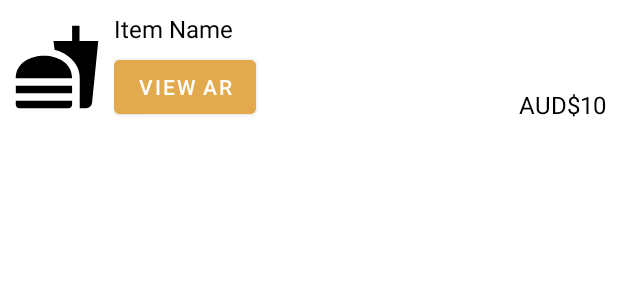
After one commit to a1791578/MCSP-A2-project, an Android app: the layout menu_item_layout.xml on its own in the app's theme, with its tools: preview values and no code run, on a phone screen of 412 x 824 dp. The commit adds this screen. Shown: the top 300 px of the screen. Run offline under Robolectric (Android 15) with nearby library versions, the phone set to English and light mode, and no system bars.

Commit message:
add menu food layout

```diff
--- /dev/null
+++ b/app/src/main/res/drawable/food1_image.xml
@@ -0,0 +1,5 @@
+<vector xmlns:android="http://schemas.android.com/apk/res/android" android:height="24dp" android:tint="#000000" android:viewportHeight="24" android:viewportWidth="24" android:width="24dp">
+
+    <path android:fillColor="@android:color/white" android:pathData="M18.06,22.99h1.66c0.84,0 1.53,-0.64 1.63,-1.46L23,5.05h-5L18,1h-1.97v4.05h-4.97l0.3,2.34c1.71,0.47 3.31,1.32 4.27,2.26 1.44,1.42 2.43,2.89 2.43,5.29v8.05zM1,21.99L1,21h15.03v0.99c0,0.55 -0.45,1 -1.01,1L2.01,22.99c-0.56,0 -1.01,-0.45 -1.01,-1zM16.03,14.99c0,-8 -15.03,-8 -15.03,0h15.03zM1.02,17h15v2h-15z"/>
+
+</vector>
--- /dev/null
+++ b/app/src/main/res/layout/menu_item_layout.xml
@@ -0,0 +1,53 @@
+<?xml version="1.0" encoding="utf-8"?>
+<LinearLayout
+    xmlns:android="http://schemas.android.com/apk/res/android"
+    android:layout_width="match_parent"
+    android:layout_height="wrap_content"
+    android:orientation="horizontal"
+    android:padding="8dp">
+
+    <ImageView
+        android:id="@+id/menu_item_image"
+        android:layout_width="60dp"
+        android:layout_height="60dp"
+        android:src="@drawable/food1_image"
+        android:contentDescription="Menu item image"
+        android:layout_gravity="center_vertical"
+        android:layout_marginEnd="8dp" />
+
+    <LinearLayout
+        android:layout_width="0dp"
+        android:layout_height="wrap_content"
+        android:layout_weight="1"
+        android:orientation="vertical">
+
+        <TextView
+            android:id="@+id/menu_item_name"
+            android:layout_width="wrap_content"
+            android:layout_height="wrap_content"
+            android:text="Item Name"
+
+            android:textColor="@android:color/black"
+            android:textSize="16sp" />
+
+        <Button
+            android:id="@+id/menu_item_view_ar_button"
+            android:layout_width="wrap_content"
+            android:layout_height="wrap_content"
+            android:layout_marginTop="4dp"
+            android:backgroundTint="#E3AA4D"
+            android:text="View AR"
+            android:textSize="14sp" />
+    </LinearLayout>
+
+    <TextView
+        android:id="@+id/menu_item_price"
+        android:layout_width="wrap_content"
+        android:layout_height="wrap_content"
+        android:layout_gravity="center_vertical"
+        android:layout_marginBottom="5dp"
+        android:text="AUD$10"
+        android:textColor="@android:color/black"
+        android:layout_marginTop="30dp"
+        android:textSize="16sp" />
+</LinearLayout>
```
Also changed, not shown: app/src/main/java/com/example/imagepro/CameraActivity.java (+38 -8 lines), app/src/main/res/layout/activity_camera.xml (+8 -12 lines), 1 other file.
